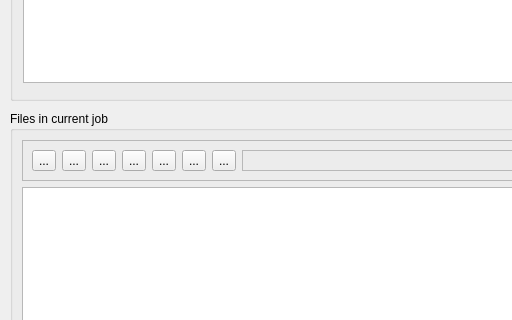
Qt form aoget/qt/main_window.ui (endre-git/aoget) before a commit; both pictures show x 0 to 512 and y 163 to 483 of the 1095 by 743 pixel window.
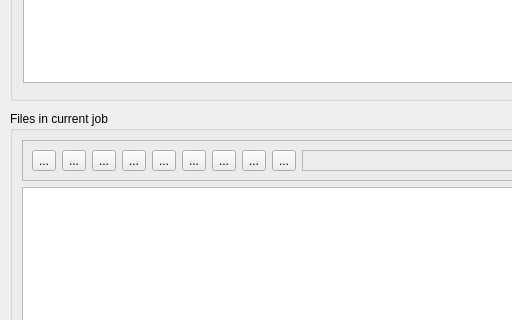
The same form after that commit. Icons and pictures are not drawn.

```diff
--- a/aoget/qt/main_window.ui
+++ b/aoget/qt/main_window.ui
@@ -277,6 +277,46 @@
             </property>
            </widget>
           </item>
+          <item>
+           <widget class="QToolButton" name="btnFileCopyURL">
+            <property name="toolTip">
+             <string>Copy download URL to clipboard</string>
+            </property>
+            <property name="text">
+             <string>...</string>
+            </property>
+            <property name="icon">
+             <iconset>
+              <normaloff>../resources/icons/link-2.svg</normaloff>../resources/icons/link-2.svg</iconset>
+            </property>
+            <property name="iconSize">
+             <size>
+              <width>40</width>
+              <height>22</height>
+             </size>
+            </property>
+           </widget>
+          </item>
+          <item>
+           <widget class="QToolButton" name="btnFileOpenLink">
+            <property name="toolTip">
+             <string>Open download URL (starts a browser download)</string>
+            </property>
+            <property name="text">
+             <string>...</string>
+            </property>
+            <property name="icon">
+             <iconset>
+              <normaloff>../resources/icons/external-link.svg</normaloff>../resources/icons/external-link.svg</iconset>
+            </property>
+            <property name="iconSize">
+             <size>
+              <width>40</width>
+              <height>22</height>
+             </size>
+            </property>
+           </widget>
+          </item>
           <item>
            <widget class="QFrame" name="frame">
             <property name="frameShape">
```
